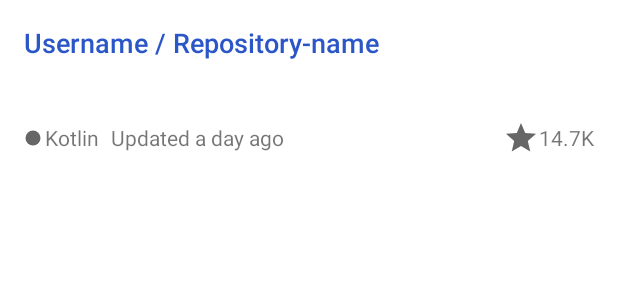
After one commit to NalediMadlopha/gart, an Android app: the layout repository_summary_details_layout.xml on its own in the app's theme, with its tools: preview values and no code run, on a phone screen of 412 x 824 dp. The commit adds this screen. Shown: the top 300 px of the screen. Run offline under Robolectric (Android 15) with nearby library versions, the phone set to English and light mode, and no system bars.

Commit message:
Create the repository summary details layout

```diff
--- /dev/null
+++ b/app/src/main/res/drawable/ic_language_color_circle.xml
@@ -0,0 +1,5 @@
+<vector android:height="12dp" android:tint="@color/darkGrey"
+    android:viewportHeight="24.0" android:viewportWidth="24.0"
+    android:width="12dp" xmlns:android="http://schemas.android.com/apk/res/android">
+    <path android:fillColor="#FF000000" android:pathData="M12,12m-10,0a10,10 0,1 1,20 0a10,10 0,1 1,-20 0"/>
+</vector>
--- /dev/null
+++ b/app/src/main/res/drawable/ic_star.xml
@@ -0,0 +1,5 @@
+<vector android:height="24dp" android:tint="@color/darkGrey"
+    android:viewportHeight="24.0" android:viewportWidth="24.0"
+    android:width="24dp" xmlns:android="http://schemas.android.com/apk/res/android">
+    <path android:fillColor="#FF000000" android:pathData="M12,17.27L18.18,21l-1.64,-7.03L22,9.24l-7.19,-0.61L12,2 9.19,8.63 2,9.24l5.46,4.73L5.82,21z"/>
+</vector>
--- /dev/null
+++ b/app/src/main/res/layout/repository_summary_details_layout.xml
@@ -0,0 +1,70 @@
+<?xml version="1.0" encoding="utf-8"?>
+<androidx.constraintlayout.widget.ConstraintLayout
+        xmlns:android="http://schemas.android.com/apk/res/android"
+        xmlns:app="http://schemas.android.com/apk/res-auto"
+        xmlns:tools="http://schemas.android.com/tools"
+        android:layout_width="match_parent"
+        android:layout_height="wrap_content"
+        android:padding="@dimen/default_16dp"
+        app:layout_constraintTop_toBottomOf="@+id/appBarLayout">
+
+    <TextView
+        android:id="@+id/listItemRepositoryFullNameTextView"
+        android:layout_width="match_parent"
+        android:layout_height="wrap_content"
+        style="@style/HeadingTextStyle"
+        tools:text="Username / Repository-name"
+        app:layout_constraintStart_toStartOf="parent"
+        app:layout_constraintBottom_toTopOf="@+id/listItemRepositoryDescriptionTextView"
+        app:layout_constraintTop_toTopOf="parent" />
+
+    <TextView
+        android:id="@+id/listItemRepositoryDescriptionTextView"
+        android:layout_width="match_parent"
+        android:layout_height="wrap_content"
+        android:layout_marginTop="@dimen/default_8dp"
+        android:layout_marginBottom="@dimen/default_8dp"
+        app:layout_constraintTop_toBottomOf="@+id/listItemRepositoryFullNameTextView"
+        app:layout_constraintEnd_toEndOf="parent"
+        app:layout_constraintStart_toStartOf="parent"
+        tools:text="@tools:sample/lorem/random" />
+
+    <TextView
+        android:id="@+id/listItemRepositoryLanguageTextView"
+        android:layout_width="wrap_content"
+        android:layout_height="wrap_content"
+        android:drawablePadding="@dimen/default_2dp"
+        android:drawableStart="@drawable/ic_language_color_circle"
+        app:layout_constraintTop_toBottomOf="@+id/listItemRepositoryDescriptionTextView"
+        app:layout_constraintBottom_toBottomOf="parent"
+        app:layout_constraintStart_toStartOf="parent"
+        app:layout_constraintEnd_toStartOf="@+id/listItemRepositoryLastUpdateTextView"
+        app:layout_constraintVertical_bias="6.0"
+        style="@style/SmallTextStyle"
+        tools:text="Kotlin" />
+
+    <TextView
+        android:id="@+id/listItemRepositoryLastUpdateTextView"
+        android:layout_width="wrap_content"
+        android:layout_height="wrap_content"
+        android:layout_marginStart="@dimen/default_8dp"
+        app:layout_constraintTop_toBottomOf="@+id/listItemRepositoryDescriptionTextView"
+        app:layout_constraintBottom_toBottomOf="parent"
+        app:layout_constraintStart_toEndOf="@+id/listItemRepositoryLanguageTextView"
+        app:layout_constraintVertical_bias="6.0"
+        style="@style/SmallTextStyle"
+        tools:text="Updated a day ago" />
+
+    <TextView
+        android:id="@+id/textView"
+        android:layout_width="wrap_content"
+        android:layout_height="wrap_content"
+        android:layout_marginTop="@dimen/default_8dp"
+        android:drawableStart="@drawable/ic_star"
+        app:layout_constraintTop_toBottomOf="@+id/listItemRepositoryDescriptionTextView"
+        app:layout_constraintBottom_toBottomOf="parent"
+        app:layout_constraintEnd_toEndOf="parent"
+        style="@style/SmallTextStyle"
+        tools:text="14.7K" />
+
+</androidx.constraintlayout.widget.ConstraintLayout>
--- a/app/src/main/res/values/strings.xml
+++ b/app/src/main/res/values/strings.xml
@@ -1,4 +1,6 @@
 <resources>
+
     <string name="app_name">Gart</string>
     <string name="no_repositories_found">No repositories found</string>
+
 </resources>
--- a/common/src/main/res/values/strings.xml
+++ b/common/src/main/res/values/strings.xml
@@ -1,3 +1,5 @@
 <resources>
+
     <string name="app_name">common</string>
+
 </resources>
```
